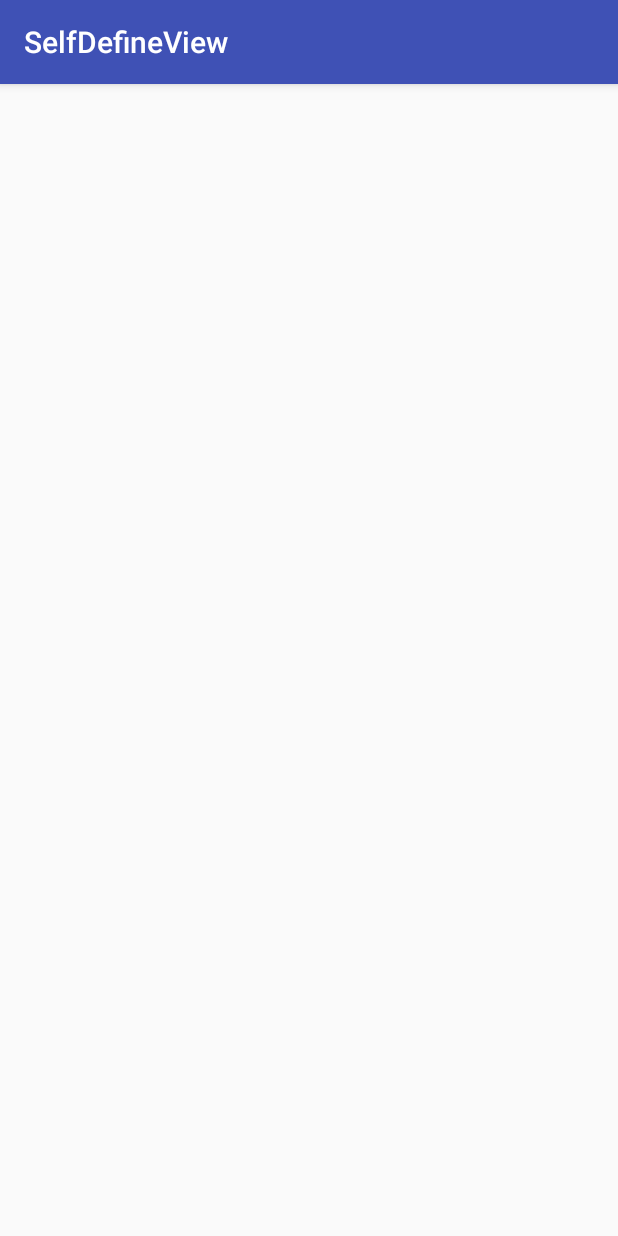
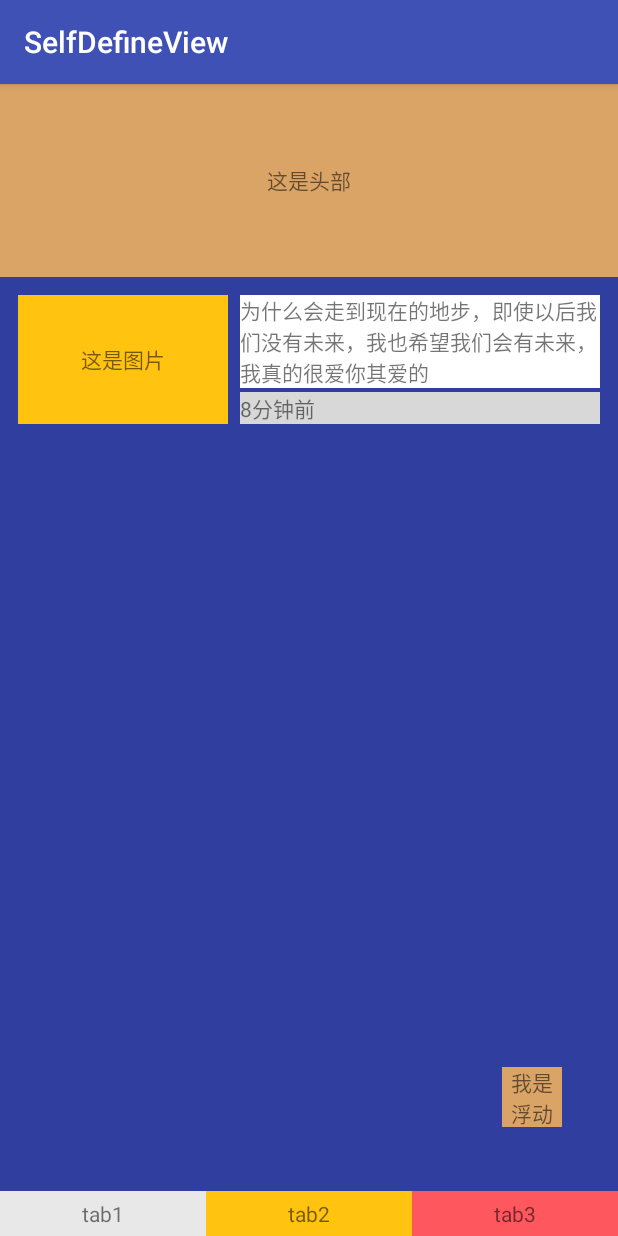
Before and after one commit to xiaochuanchuanzi/SelfDefineView, an Android app: the ConstraintActivity screen opened directly, with no data from a screen before it, on a phone screen of 412 x 824 dp. Run offline under Robolectric (Android 15) with nearby library versions, the phone set to English and light mode, and no system bars.

Commit message:
ConstraintLayout的学习使用可看本篇

```diff
--- a/app/src/main/AndroidManifest.xml
+++ b/app/src/main/AndroidManifest.xml
@@ -21,7 +21,7 @@
         <!--自定义销控图2-->
         <activity android:name=".xiaokongtu.activity.XiaoKongTu2Activity"/>
         <!--ConstraintLayout的学习-->
-        <activity android:name=".constraintlayout.ConstraintActivity"/>
+        <activity android:name=".constraint.ConstraintActivity"/>
     </application>
 
 </manifest>
--- /dev/null
+++ b/app/src/main/java/test/com/selfdefineview/constraint/ConstraintActivity.java
@@ -0,0 +1,35 @@
+package test.com.selfdefineview.constraint;
+
+import android.icu.util.ValueIterator;
+import android.os.Bundle;
+import android.support.annotation.Nullable;
+import android.support.constraint.ConstraintLayout;
+import android.support.v7.app.AppCompatActivity;
+import android.view.View;
+import android.widget.TextView;
+
+import test.com.selfdefineview.R;
+
+/**
+ * Created by 立涛 on 2018/5/13.
+ */
+
+public class ConstraintActivity extends AppCompatActivity {
+    private TextView tab1;
+    private TextView tab2;
+    private TextView tab3;
+    private ConstraintLayout activity_main;
+    @Override
+    public void onCreate(@Nullable Bundle savedInstanceState) {
+        super.onCreate(savedInstanceState);
+        setContentView(R.layout.constraint_layout);
+        tab1 = findViewById(R.id.tab1);
+        tab2 = findViewById(R.id.tab2);
+        tab3 = findViewById(R.id.tab3);
+        activity_main = findViewById(R.id.activity_main);
+    }
+
+    public void floatBtton(View view){
+        view.setBackgroundColor(getResources().getColor(R.color.red_oa));
+    }
+}
--- a/app/src/main/java/test/com/selfdefineview/constraintlayout/ConstraintActivity.java
+++ /dev/null
@@ -1,21 +0,0 @@
-package test.com.selfdefineview.constraintlayout;
-
-import android.os.Bundle;
-import android.os.PersistableBundle;
-import android.support.annotation.Nullable;
-import android.support.v7.app.AppCompatActivity;
-
-import test.com.selfdefineview.R;
-
-/**
- * Created by 立涛 on 2018/5/13.
- */
-
-public class ConstraintActivity extends AppCompatActivity {
-
-    @Override
-    public void onCreate(@Nullable Bundle savedInstanceState, @Nullable PersistableBundle persistentState) {
-        super.onCreate(savedInstanceState, persistentState);
-        setContentView(R.layout.constraint_layout);
-    }
-}
--- a/app/src/main/res/layout/constraint_layout.xml
+++ b/app/src/main/res/layout/constraint_layout.xml
@@ -1,7 +1,107 @@
 <?xml version="1.0" encoding="utf-8"?>
 <android.support.constraint.ConstraintLayout
+    android:id="@+id/activity_main"
     xmlns:android="http://schemas.android.com/apk/res/android"
     android:layout_width="match_parent"
-    android:layout_height="match_parent">
+    android:layout_height="match_parent"
+    android:background="@color/colorPrimaryDark"
+    xmlns:app="http://schemas.android.com/apk/res-auto"
+    xmlns:tools="http://schemas.android.com/tools"
+    tools:context="test.com.selfdefineview.constraint.ConstraintActivity">
+    <TextView
+        android:id="@+id/head_layout"
+        android:layout_width="0dp"
+        android:layout_height="0dp"
+        android:gravity="center"
+        android:text="这是头部"
+        android:background="@color/brown_qb"
+        app:layout_constraintLeft_toLeftOf="parent"
+        app:layout_constraintRight_toRightOf="parent"
+        app:layout_constraintDimensionRatio="16:5"/>
+    <TextView
+        android:id="@+id/headImage"
+        app:layout_constraintTop_toBottomOf="@+id/head_layout"
+        android:layout_width="140dp"
+        android:layout_height="86dp"
+        android:layout_marginLeft="12dp"
+        android:layout_marginTop="12dp"
+        android:text="这是图片"
+        android:gravity="center"
+        app:layout_constraintLeft_toLeftOf="parent"
+        android:background="@color/yellow_qb"/>
+    <TextView
+        android:id="@+id/headText"
+        android:text="为什么会走到现在的地步，即使以后我们没有未来，我也希望我们会有未来，我真的很爱你其爱的"
+        android:layout_width="0dp"
+        android:layout_height="wrap_content"
+        android:gravity="left"
+        android:background="@color/white"
+        app:layout_constraintTop_toTopOf="@+id/headImage"
+        app:layout_constraintRight_toRightOf="parent"
+        app:layout_constraintLeft_toRightOf="@+id/headImage"
+        android:layout_marginRight="12dp"
+        android:layout_marginLeft="8dp"/>
+    <TextView
+        android:layout_width="0dp"
+        android:layout_height="wrap_content"
+        android:text="8分钟前"
+        android:gravity="left"
+        android:background="@color/gray"
+        android:layout_marginTop="8dp"
+        android:layout_marginRight="12dp"
+        app:layout_constraintBottom_toBottomOf="@+id/headImage"
+        app:layout_constraintRight_toRightOf="parent"
+        app:layout_constraintLeft_toRightOf="@+id/headImage"
+        android:layout_marginLeft="8dp"/>
+
+    <!--底部导航栏tab-->
+    <!--可通过layout_constraintHorizontal_weight属性进行占比的调整-->
+    <TextView
+        android:id="@+id/tab1"
+        android:gravity="center"
+        android:text="tab1"
+        android:background="@color/bg_gray"
+        android:layout_width="0dp"
+        android:layout_height="30dp"
+        app:layout_constraintRight_toLeftOf="@+id/tab2"
+        app:layout_constraintBottom_toBottomOf="parent"
+        app:layout_constraintLeft_toLeftOf="parent"/>
+    <TextView
+        android:id="@+id/tab2"
+        android:gravity="center"
+        android:text="tab2"
+        android:background="@color/yellow_qb"
+        android:layout_width="0dp"
+        android:layout_height="30dp"
+        app:layout_constraintLeft_toRightOf="@+id/tab1"
+        app:layout_constraintRight_toLeftOf="@+id/tab3"
+        app:layout_constraintBottom_toBottomOf="parent"/>
+    <TextView
+        android:id="@+id/tab3"
+        android:gravity="center"
+        android:text="tab3"
+        android:background="@color/red_oa"
+        android:layout_width="0dp"
+        android:layout_height="30dp"
+        app:layout_constraintLeft_toRightOf="@+id/tab2"
+        app:layout_constraintRight_toRightOf="parent"
+        app:layout_constraintBottom_toBottomOf="parent"/>
+
+
+
+
+    <TextView
+        android:onClick="floatBtton"
+        android:background="@color/tab_pressed_color"
+        android:gravity="center"
+        android:text="我是浮动的"
+        android:layout_width="40dp"
+        android:layout_height="40dp"
+        app:layout_constraintLeft_toLeftOf="parent"
+        app:layout_constraintTop_toTopOf="parent"
+        app:layout_constraintRight_toRightOf="parent"
+        app:layout_constraintBottom_toBottomOf="parent"
+        app:layout_constraintVertical_bias="0.9"
+        app:layout_constraintHorizontal_bias="0.9"/>
 
 </android.support.constraint.ConstraintLayout>
```
Also changed, not shown: app/src/main/java/test/com/selfdefineview/MainActivity.java (+1 -1 lines).
